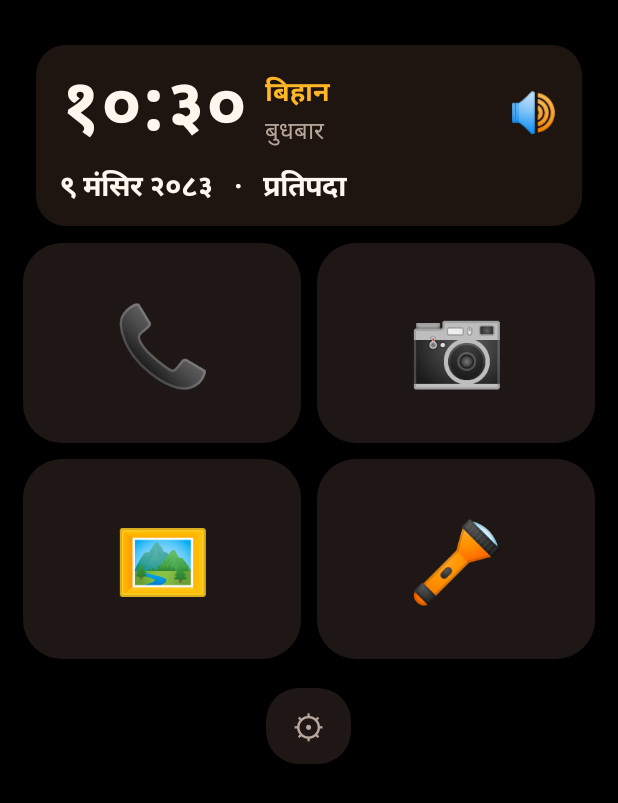
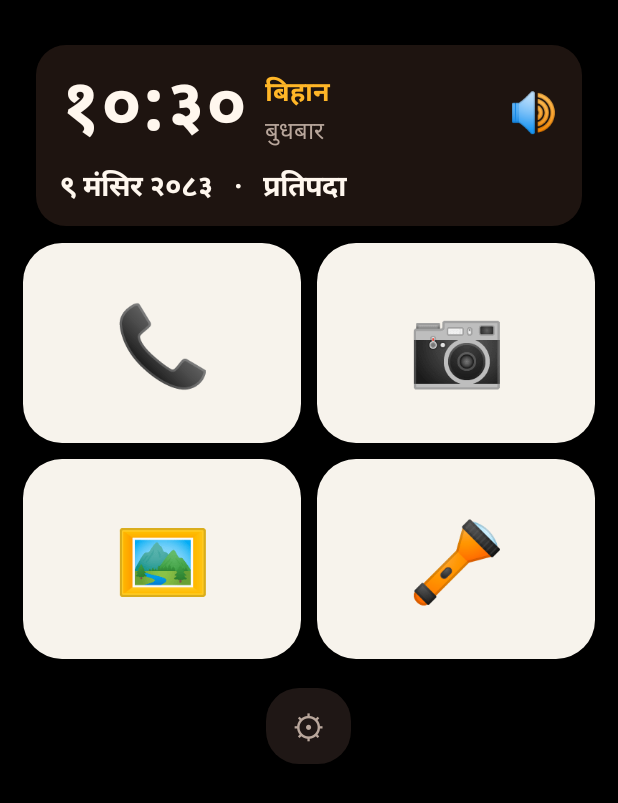
Before and after one commit to yogeshhtr/Yogi-Sathi, an Android app: the screen it shows after launch (MainActivity), on a phone screen of 412 x 824 dp. Shown: the top 803 px of the screen. Run offline under Robolectric (Android 15) with nearby library versions, the phone set to English and light mode, and no system bars.

Commit message:
Sathi: light tiles by default (dark icons stay visible), tile colour setting
Co-Authored-By: Claude Opus 5.5 <noreply@anthropic.com>

```diff
--- a/app/src/main/java/com/yogi/sathi/MainActivity.kt
+++ b/app/src/main/java/com/yogi/sathi/MainActivity.kt
@@ -194,7 +194,7 @@ class MainActivity : AppCompatActivity() {
         var row: LinearLayout? = null
         for ((i, k) in list.withIndex()) {
             if (i % n == 0) { row = hbox(); col.addView(row) }
-            row?.addView(tile(k), LinearLayout.LayoutParams(0, (size * if (n >= 3) 1f else 0.72f).toInt(), 1f).apply { setMargins(dp(5), dp(5), dp(5), dp(5)) })
+            row?.addView(tile(k, i), LinearLayout.LayoutParams(0, (size * if (n >= 3) 1f else 0.72f).toInt(), 1f).apply { setMargins(dp(5), dp(5), dp(5), dp(5)) })
         }
         val rest = list.size % n
         if (list.isNotEmpty() && rest != 0) for (k in 0 until n - rest) row?.addView(View(this), LinearLayout.LayoutParams(0, 1, 1f).apply { setMargins(dp(5), 0, dp(5), 0) })
@@ -239,10 +239,14 @@ class MainActivity : AppCompatActivity() {
         if (k.startsWith("app:")) appLabel(k.removePrefix("app:")) else BUILTIN[k]?.let { t(it.second, it.third) } ?: k
 
     /** a big icon only (the name is read out by TalkBack) */
-    private fun tile(k: String): View {
+    /** tile colours: 0 light (best for dark icons), 1 dark, 2 a different soft colour for each */
+    private val PASTEL = listOf(0xFFFFE0B2.toInt(), 0xFFC8E6C9.toInt(), 0xFFBBDEFB.toInt(), 0xFFF8BBD0.toInt(), 0xFFFFF9C4.toInt(), 0xFFD1C4E9.toInt(), 0xFFB2EBF2.toInt())
+    private fun tileColor(i: Int): Int = when (Store.int("tile_style", 0)) { 1 -> C.CARD; 2 -> PASTEL[i % PASTEL.size]; else -> 0xFFF7F3EC.toInt() }
+
+    private fun tile(k: String, i: Int = 0): View {
         val v = FrameLayout(this)
         val on = k == "torch" && torchOn
-        v.background = ripple(if (on) 0xFF5A4810.toInt() else C.CARD, 26f)
+        v.background = ripple(if (on) 0xFFFFC93C.toInt() else tileColor(i), 26f)
         v.contentDescription = tileName(k)
         val big = when (cols()) { 1 -> 110; 2 -> 84; 3 -> 62; else -> 48 }
         if (k.startsWith("app:")) {
@@ -490,6 +494,9 @@ class MainActivity : AppCompatActivity() {
         section(t("देखावट", "LOOK"))
         val lc = card()
         row(lc, t("एक पङ्क्तिमा टाइल", "Tiles per row"), listOf("1", "2", "3", "4"), cols() - 1) { Store.setInt("cols", it + 1) }
+        row(lc, t("टाइलको रङ", "Tile colour"), listOf(t("उज्यालो", "Light"), t("गाढा", "Dark"), t("रङ्गीन", "Colourful")), Store.int("tile_style", 0)) {
+            Store.setInt("tile_style", it)
+        }
         row(lc, t("घडीको आकार", "Clock size"), listOf(t("सानो", "Small"), t("मध्यम", "Medium"), t("ठूलो", "Big")), Store.int("clock_size", 1)) { Store.setInt("clock_size", it) }
         row(lc, t("भाषा", "Language"), listOf("नेपाली", "English"), if (Prefs.nepaliText) 0 else 1) { Store.setBool("np_text", it == 0) }
         row(lc, t("अंक", "Numbers"), listOf("१२३", "123"), if (Prefs.nepaliDigits) 0 else 1) { Store.setBool("np_digits", it == 0) }
```
